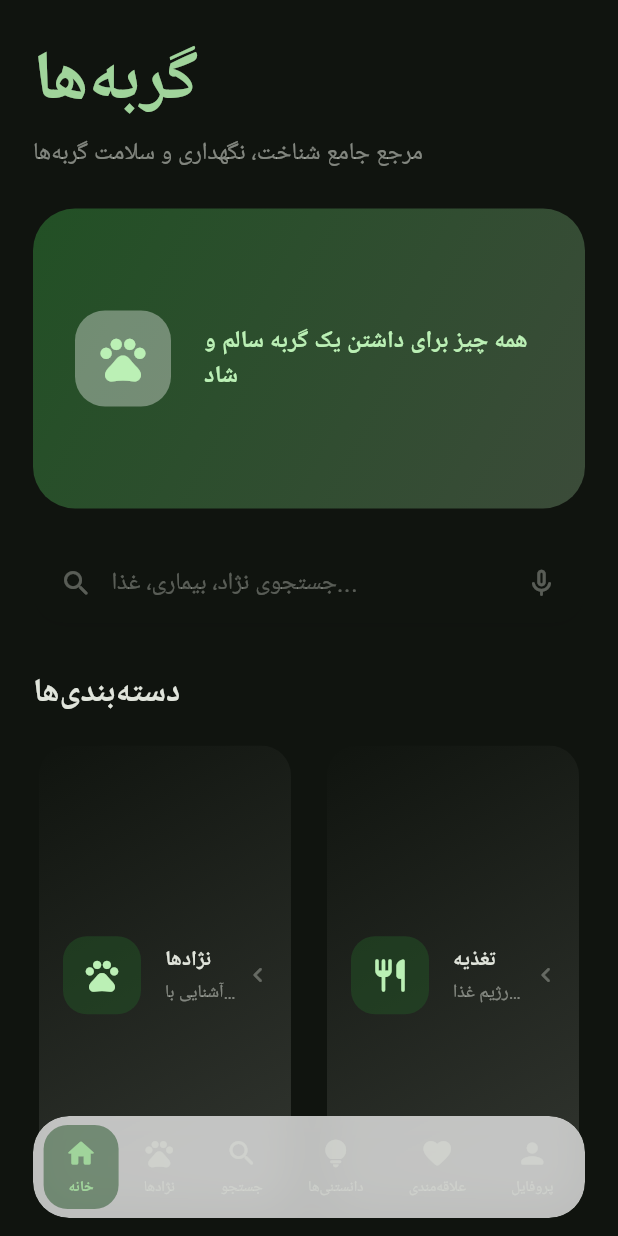
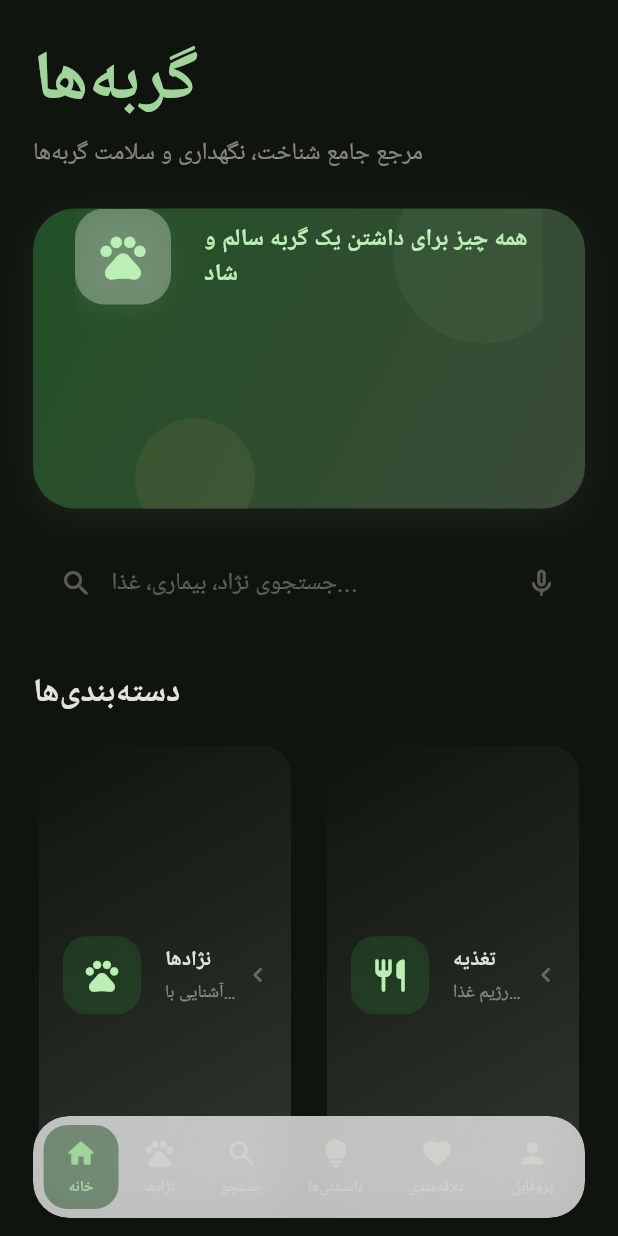
Before and after one commit to Ahoo82/cats_app, a Flutter app: the screen it shows after launch, on a phone screen of 412 x 824 dp. Run offline on Flutter 3.47's test engine with Material 3 defaults, Android fonts, the phone set to English and light mode, and no system bars; our stand-ins replace shared_preferences.

Commit message:
Polish home page.

```diff
--- a/cat_app/lib/screens/home_screen.dart
+++ b/cat_app/lib/screens/home_screen.dart
@@ -168,16 +168,56 @@ class _WelcomeSection extends StatelessWidget {
                 theme.colorScheme.secondaryContainer,
               ],
             ),
+            boxShadow: [
+              BoxShadow(
+                color: theme.colorScheme.primary.withValues(alpha: 0.08),
+                blurRadius: 20,
+                offset: const Offset(0, 6),
+              ),
+            ],
           ),
           padding: const EdgeInsets.symmetric(horizontal: 28),
-              child: Row(
+          child: Stack(
+            children: [
+              Positioned(
+                top: -30,
+                right: -20,
+                child: Container(
+                  width: 120,
+                  height: 120,
+                  decoration: BoxDecoration(
+                    color: theme.colorScheme.primary.withValues(alpha: 0.06),
+                    shape: BoxShape.circle,
+                  ),
+                ),
+              ),
+              Positioned(
+                bottom: -20,
+                left: 40,
+                child: Container(
+                  width: 80,
+                  height: 80,
+                  decoration: BoxDecoration(
+                    color: theme.colorScheme.secondary.withValues(alpha: 0.08),
+                    shape: BoxShape.circle,
+                  ),
+                ),
+              ),
+              Row(
                 children: [
                   Container(
                     width: 64,
                     height: 64,
                     decoration: BoxDecoration(
-                      color: Colors.white.withValues(alpha: 0.35),
+                      color: Colors.white.withValues(alpha: 0.3),
                       borderRadius: BorderRadius.circular(20),
+                      boxShadow: [
+                        BoxShadow(
+                          color: theme.colorScheme.primary.withValues(alpha: 0.1),
+                          blurRadius: 12,
+                          offset: const Offset(0, 4),
+                        ),
+                      ],
                     ),
                     child: Icon(
                       Icons.pets_rounded,
@@ -195,6 +235,8 @@ class _WelcomeSection extends StatelessWidget {
                     height: 1.4,
                   ),
                 ),
+              ),
+            ],
             ),
           ],
         ),
@@ -271,11 +313,17 @@ class _CategoryGrid extends StatelessWidget {
 
   @override
   Widget build(BuildContext context) {
+    return LayoutBuilder(
+      builder: (context, constraints) {
+        final crossAxisCount = constraints.maxWidth >= 500
+            ? 3
+            : 2;
+
         return GridView.builder(
           shrinkWrap: true,
           physics: const NeverScrollableScrollPhysics(),
-      gridDelegate: const SliverGridDelegateWithFixedCrossAxisCount(
-        crossAxisCount: 2,
+          gridDelegate: SliverGridDelegateWithFixedCrossAxisCount(
+            crossAxisCount: crossAxisCount,
             mainAxisSpacing: 16,
             crossAxisSpacing: 16,
             childAspectRatio: 0.56,
@@ -301,6 +349,8 @@ class _CategoryGrid extends StatelessWidget {
                 )
                 : null,
       ),
+    );
+  },
 );
   }
 }
```
Lines whose indentation alone changed are shown as unchanged.
